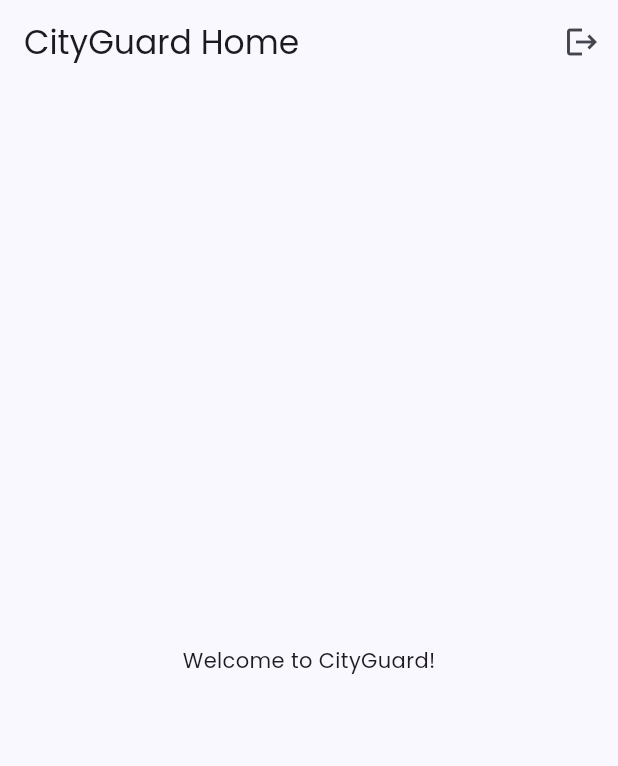
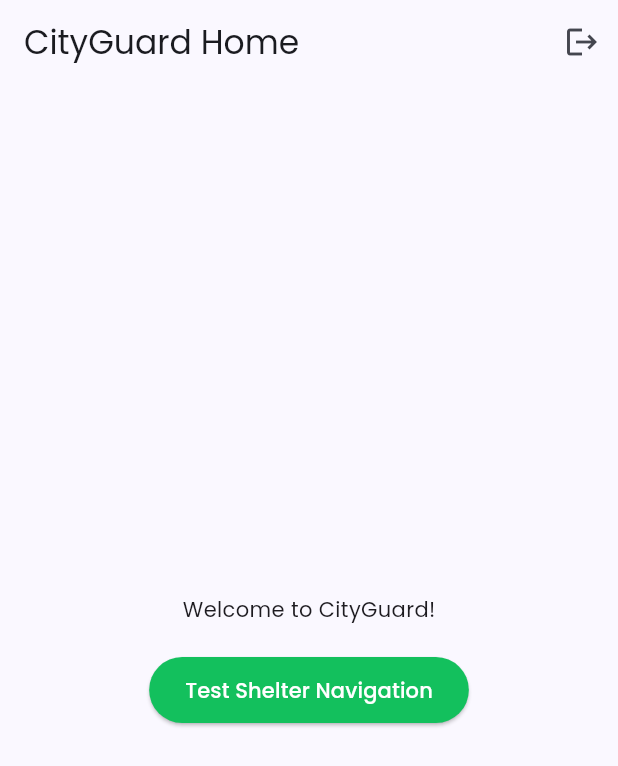
Before and after one commit to sumhonyou/Sisters-KitaHack-Hackathon-Project, a Flutter app: the HomeScreen screen opened directly, on a phone screen of 412 x 824 dp. Shown: the top 766 px of the screen. Run offline on Flutter 3.47's test engine with Material 3 defaults, Android fonts, the light colour scheme and no system bars; our stand-ins replace cloud_firestore, firebase_auth, firebase_core, geolocator, google_fonts, google_generative_ai and 1 more; accounts and stored records are empty.

Commit message:
feat: Implement safety route navigation screen with shelter finding, routing, and AI-powered recommendations.

```diff
--- a/lib/screens/home_screen.dart
+++ b/lib/screens/home_screen.dart
@@ -1,6 +1,7 @@
 import 'package:flutter/material.dart';
 import 'package:kitahack/services/auth_service.dart';
 import 'package:kitahack/screens/login_screen.dart';
+import 'package:kitahack/screens/safety_route_navigation_screen.dart';
 
 class HomeScreen extends StatelessWidget {
   const HomeScreen({super.key});
@@ -24,7 +25,33 @@ class HomeScreen extends StatelessWidget {
           ),
         ],
       ),
-      body: const Center(child: Text('Welcome to CityGuard!')),
+      body: Center(
+        child: Column(
+          mainAxisAlignment: MainAxisAlignment.center,
+          children: [
+            const Text('Welcome to CityGuard!'),
+            const SizedBox(height: 20),
+            ElevatedButton(
+              onPressed: () {
+                Navigator.of(context).push(
+                  MaterialPageRoute(
+                    builder: (context) => const SafetyRouteNavigationScreen(),
+                  ),
+                );
+              },
+              style: ElevatedButton.styleFrom(
+                backgroundColor: const Color(0xFF13C05D), // Match Figma green
+                foregroundColor: Colors.white,
+                padding: const EdgeInsets.symmetric(
+                  horizontal: 24,
+                  vertical: 12,
+                ),
+              ),
+              child: const Text('Test Shelter Navigation'),
+            ),
+          ],
+        ),
+      ),
     );
   }
 }
```
Also changed, not shown: lib/screens/safety_route_navigation_screen.dart (+38 -5 lines), 1 other file.
